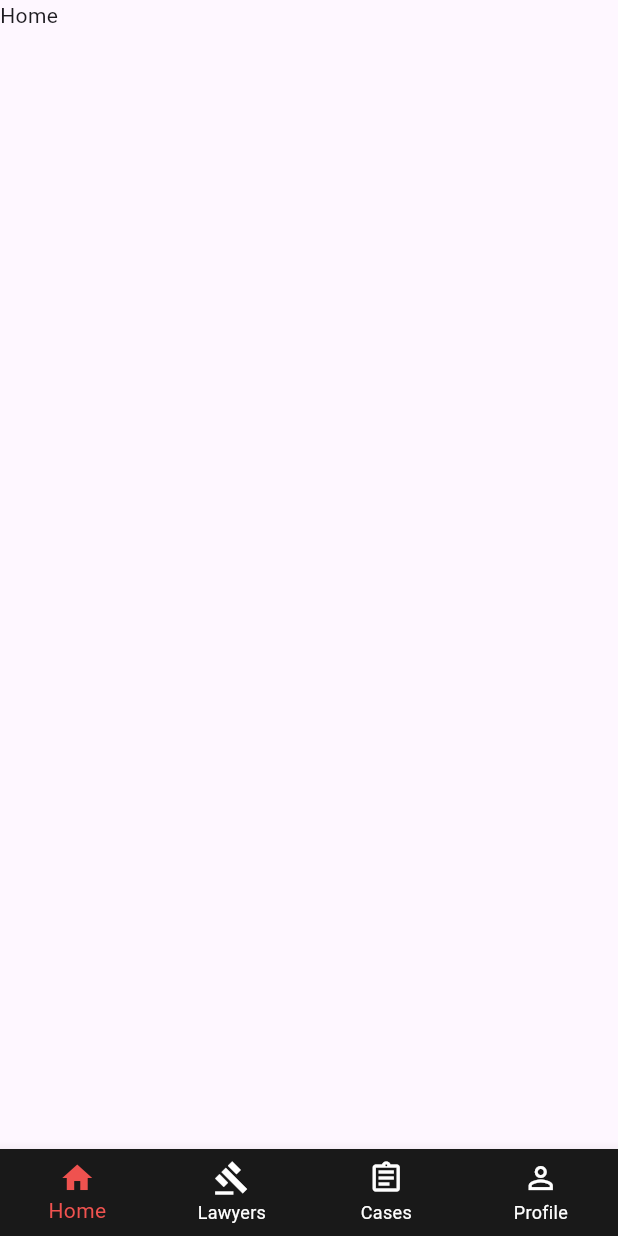
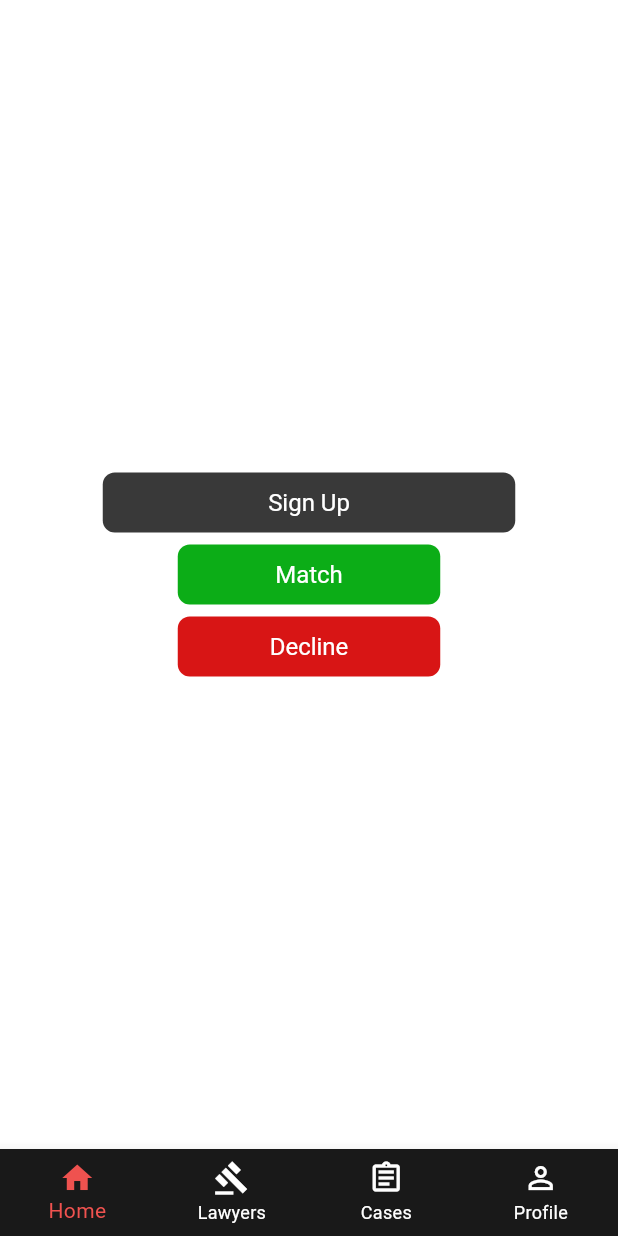
Before and after one commit to DartlinWave/LawConnect-Mobile-Flutter, a Flutter app: the screen it shows after launch, on a phone screen of 412 x 824 dp. Run offline on Flutter 3.47's test engine with Material 3 defaults, Android fonts, the phone set to English and light mode, and no system bars.

Commit message:
feat: add main page and home page (to test buttons)

```diff
--- a/lib/basic_button.dart
+++ b/lib/custom_widgets/basic_button.dart
@@ -1,5 +1,5 @@
 import 'package:flutter/material.dart';
-import 'package:lawconnect_mobile_flutter/color_palette.dart';
+import 'package:lawconnect_mobile_flutter/theme/color_palette.dart';
 
 class BasicButton extends StatelessWidget {
   final String text;
--- /dev/null
+++ b/lib/home_page.dart
@@ -0,0 +1,59 @@
+import 'package:flutter/material.dart';
+import 'package:lawconnect_mobile_flutter/custom_widgets/basic_button.dart';
+import 'package:lawconnect_mobile_flutter/theme/color_palette.dart';
+
+class HomePage extends StatefulWidget {
+  const HomePage({super.key});
+
+  @override
+  State<HomePage> createState() => _HomePageState();
+}
+
+class _HomePageState extends State<HomePage> {
+  @override
+  Widget build(BuildContext context) {
+    return Scaffold(
+      // THIS IS JUST TO REVIEW THE USE OF BUTTONS
+      // TODO: add home functionality
+      backgroundColor: ColorPalette.whiteColor,
+      body: Center(
+
+        child: Column(
+          mainAxisAlignment: MainAxisAlignment.center,
+          children: [
+            BasicButton(
+              text: "Sign Up",
+              onPressed: () {
+                // TODO: do onPressed
+              },
+              width: 275,
+              height: 40,
+              backgroundColor: ColorPalette.mainButtonColor,
+            ),
+            SizedBox(height: 8,),
+            BasicButton(
+              text: "Match",
+              onPressed: () {
+                // TODO: do onPressed
+              },
+              width: 175,
+              height: 40,
+              backgroundColor: ColorPalette.matchButtonColor,
+            ),
+            SizedBox(height: 8,),
+            BasicButton(
+              text: "Decline",
+              onPressed: () {
+                // TODO: do onPressed
+              },
+              width: 175,
+              height: 40,
+              backgroundColor: ColorPalette.declineButtonColor,
+            ),
+          ],
+        ),
+
+      ),
+    );
+  }
+}
--- a/lib/main_page.dart
+++ b/lib/main_page.dart
@@ -1,5 +1,6 @@
 import 'package:flutter/material.dart';
-import 'package:lawconnect_mobile_flutter/color_palette.dart';
+import 'package:lawconnect_mobile_flutter/home_page.dart';
+import 'package:lawconnect_mobile_flutter/theme/color_palette.dart';
 
 class MainPage extends StatefulWidget {
   const MainPage({super.key});
@@ -12,7 +13,7 @@ class _MainPageState extends State<MainPage> {
   int _selectedIndex = 0;
 
   final List<Widget> _pages = [
-    Text("Home"),
+    HomePage(),
     Text("Lawyers"),
     Text("Cases"),
     Text("Profile"),
```
Also changed, not shown: lib/theme/color_palette.dart (renamed from lib/color_palette.dart).
